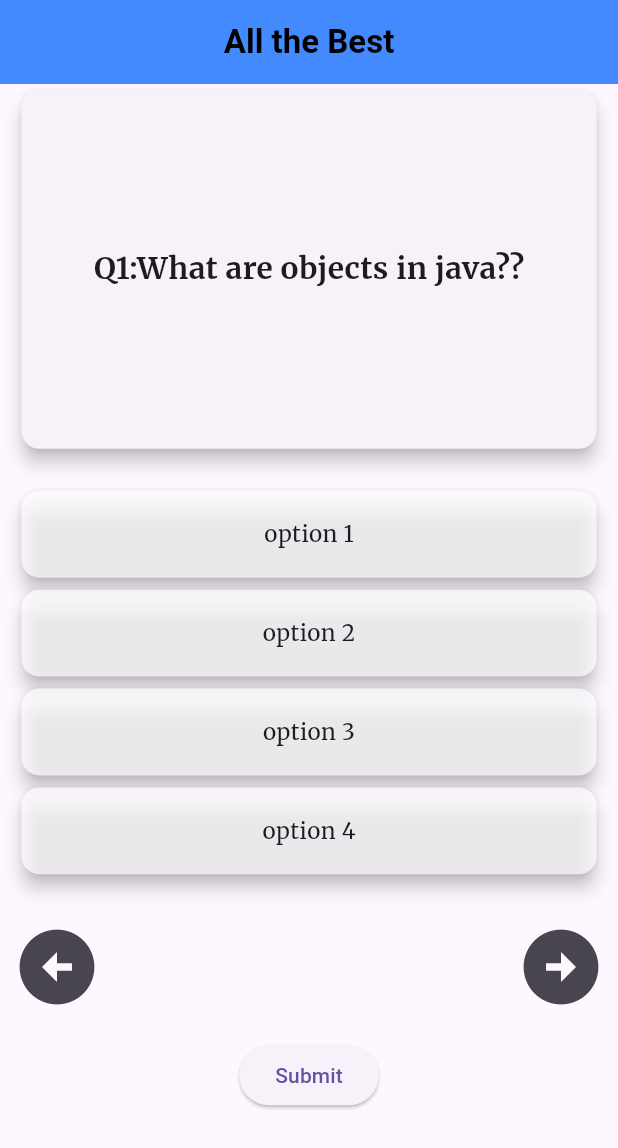
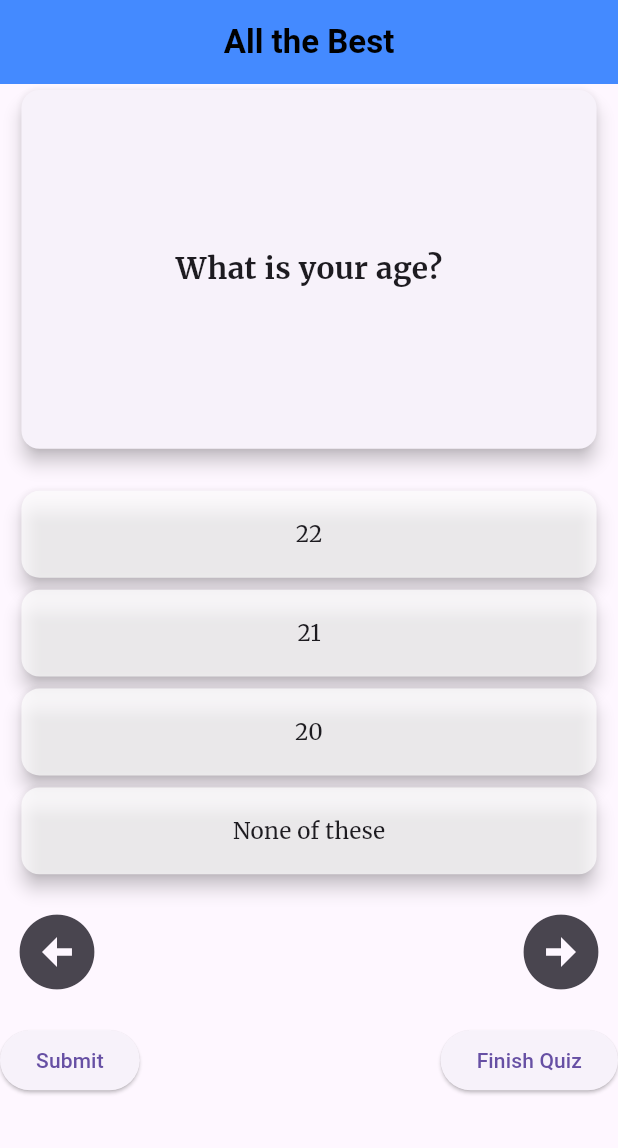
Before and after one commit to prashantSj789/quizmate, a Flutter app: the screen it shows after launch, after a tap on the "arrow circle right" icon, on a phone screen of 412 x 824 dp. Shown: the top 1148 px of the screen. Run offline on Flutter 3.47's test engine with Material 3 defaults, Android fonts, the phone set to English and light mode, and no system bars; our stand-ins replace dio, google_fonts, lottie; Roboto replaces fonts that are missing (Rye).

Commit message:
"front end of quiz done"

```diff
--- a/lib/Screens/QuizScreen.dart
+++ b/lib/Screens/QuizScreen.dart
@@ -1,5 +1,6 @@
 import 'package:flutter/material.dart';
 import 'package:google_fonts/google_fonts.dart';
+import 'package:quiz_app/dummydata/dummy.dart';
 
 class QuizScreen extends StatefulWidget {
   const QuizScreen({super.key});
@@ -9,8 +10,10 @@ class QuizScreen extends StatefulWidget {
 }
 
 class _QuizScreenState extends State<QuizScreen> {
+ List list = object;
  int toggle=0;
   @override
+  int index=0;
   void optionchoose1()
   {
  setState(() {
@@ -35,7 +38,26 @@ setState(() {
    toggle=4;
  });
   }
-
+ void nextQuestion()
+ {
+  if(index!=list.length-1)
+  {
+    setState(() {
+      index++;
+      toggle=0;
+    });
+  }
+ }
+  void prevQuestion()
+ {
+  if(index!=0)
+  {
+    setState(() {
+      index--;
+      toggle=0;
+    });
+  }
+ }
   Widget build(BuildContext context) {
     final height= MediaQuery.sizeOf(context).height;
     final width = MediaQuery.sizeOf(context).width;
@@ -51,7 +73,7 @@ setState(() {
             width: width*0.95,
             child: Card(
                   elevation: 5,
-                  child: Center(child: Text('Q1:What are objects in java??',style: GoogleFonts.merriweather(fontSize: 20,fontWeight: FontWeight.bold),)),
+                  child: Center(child: Text(list[index]["Question"],style: GoogleFonts.merriweather(fontSize: 20,fontWeight: FontWeight.bold),)),
             ),
           ),
           SizedBox(
@@ -67,7 +89,7 @@ setState(() {
 
                   child: Card(
                      color: toggle==1?Colors.green:Colors.white70,
-                     child: Center(child: Text("option 1",style: GoogleFonts.merriweather(fontSize: 15,))),
+                     child: Center(child: Text(list[index]["Option 1"],style: GoogleFonts.merriweather(fontSize: 15,))),
                      elevation: toggle==1?30:5,
                     ),
 
@@ -81,7 +103,7 @@ setState(() {
 
                 child:  Card(
                    color: toggle==2?Colors.green:Colors.white70,
-                   child: Center(child: Text("option 2",style: GoogleFonts.merriweather(fontSize: 15,))),
+                   child: Center(child: Text(list[index]["Option 2"],style: GoogleFonts.merriweather(fontSize: 15,))),
                    elevation: toggle==2?30:5,
                   ),
                             ),
@@ -93,7 +115,7 @@ setState(() {
                 width: width*0.95,
                 child:  Card(
                     color: toggle==3?Colors.green:Colors.white70,
-                   child: Center(child: Text("option 3",style: GoogleFonts.merriweather(fontSize: 15,))),
+                   child: Center(child: Text(list[index]["Option 3"],style: GoogleFonts.merriweather(fontSize: 15,))),
                    elevation: toggle==3?30:5,
                   ),
               ),
@@ -105,24 +127,32 @@ setState(() {
                 width: width*0.95,
                 child:  Card(
                   color: toggle==4?Colors.green:Colors.white70,
-                   child: Center(child: Text("option 4",style: GoogleFonts.merriweather(fontSize: 15,))),
+                   child: Center(child: Text(list[index]["Option 4"],style: GoogleFonts.merriweather(fontSize: 15,))),
                    elevation: toggle==4?30:5,
                   ),
                             ),
               ),
            ],),
           SizedBox(
-            height: 20,
+            height: 10,
           ),
         Row(
           mainAxisAlignment: MainAxisAlignment.spaceBetween,
           children: [
-           IconButton(onPressed: (){}, icon: Icon(Icons.arrow_circle_left_sharp),iconSize: 60,),
-           IconButton(onPressed: (){}, icon: Icon(Icons.arrow_circle_right_sharp),iconSize: 60,),
+           IconButton(onPressed: prevQuestion, icon: Icon(Icons.arrow_circle_left_sharp),iconSize: 60,),
+           IconButton(onPressed: nextQuestion, icon: Icon(Icons.arrow_circle_right_sharp),iconSize: 60,),
           ],
         ),
         SizedBox(height: 10,),
-        ElevatedButton(onPressed: (){}, child: Text("Submit"))
+       Row(
+        mainAxisAlignment: MainAxisAlignment.spaceBetween,
+        children: [
+          ElevatedButton(onPressed: (){}, child: Text("Submit")),
+           ElevatedButton(onPressed: (){}, child: Text("Finish Quiz")),
+
+        ],
+       )
+
 
         ],
       )
--- a/lib/dummydata/dummy.dart
+++ b/lib/dummydata/dummy.dart
@@ -1,4 +1,4 @@
-var object={
+var object=[
   {
   "Question ID" : "12345",
   "Question" : "What is your name?",
@@ -31,4 +31,4 @@ var object={
   "Option 3" : "August",
   "Option 4" : "None of these",
   },
-};
+];
```
